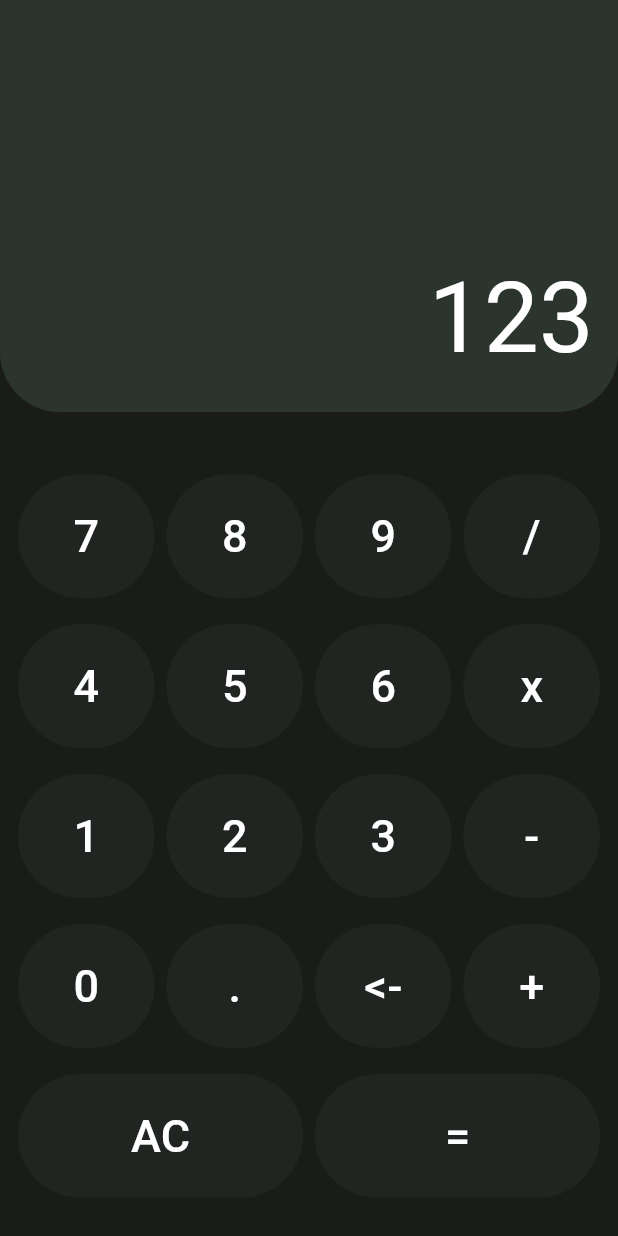
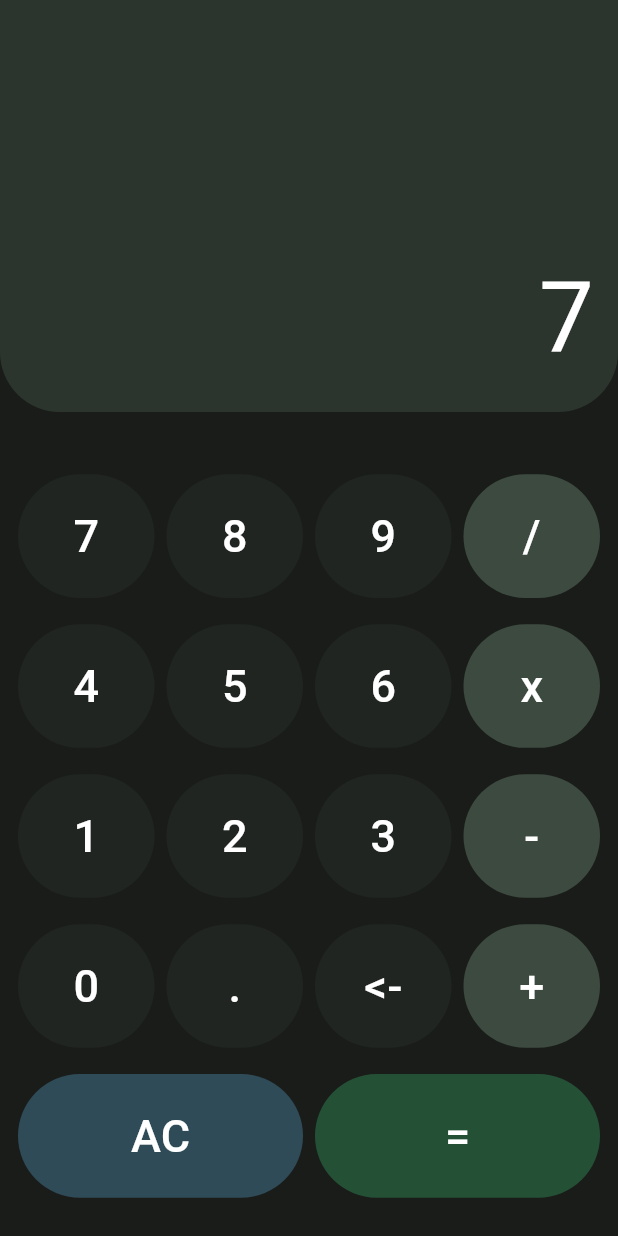
Before and after one commit to fr4nsgallegos/recetasappg13, a Flutter app: the screen it shows after launch, after a tap on an icon or button, on a phone screen of 412 x 824 dp. Run offline on Flutter 3.47's test engine with Material 3 defaults, Android fonts, the phone set to English and light mode, and no system bars; our stand-ins replace go_router.

Commit message:
logica de calculadora

```diff
--- a/lib/pages/calculator/button_widget.dart
+++ b/lib/pages/calculator/button_widget.dart
@@ -2,27 +2,24 @@ import 'package:flutter/material.dart';
 
 class ButtonWidget extends StatelessWidget {
   String texto;
+  Color color;
+  VoidCallback funcion;
 
-  ButtonWidget(this.texto, {super.key});
+  ButtonWidget(this.texto, this.color, this.funcion, {super.key});
 
   @override
   Widget build(BuildContext context) {
-    return Expanded(
-      child: OutlinedButton(
+    return OutlinedButton(
       style: OutlinedButton.styleFrom(
-          backgroundColor: Color(0xff202521),
+        backgroundColor: color,
         side: BorderSide.none,
       ),
-        onPressed: () {},
+      onPressed: funcion,
       child: Container(
         alignment: Alignment.center,
         height: MediaQuery.of(context).size.height / 10,
         // width: MediaQuery.of(context).size.width / 8,
-          child: Text(
-            texto,
-            style: TextStyle(color: Colors.white, fontSize: 30),
-          ),
-        ),
+        child: Text(texto, style: TextStyle(color: Colors.white, fontSize: 30)),
       ),
     );
   }
--- a/lib/pages/calculator/calculator_page.dart
+++ b/lib/pages/calculator/calculator_page.dart
@@ -2,8 +2,118 @@ import 'package:flutter/material.dart';
 import 'package:recetasappg13/pages/calculator/button_model.dart';
 import 'package:recetasappg13/pages/calculator/button_widget.dart';
 
-class CalculatorPage extends StatelessWidget {
-  const CalculatorPage({super.key});
+class CalculatorPage extends StatefulWidget {
+  @override
+  State<CalculatorPage> createState() => _CalculatorPageState();
+}
+
+class _CalculatorPageState extends State<CalculatorPage> {
+  String input = ""; //lo que voy ingresando
+  String output = ""; //resultado
+  String operador = "";
+
+  double num1 = 0.0;
+  double num2 = 0.0;
+
+  void buttonPressed(String textButton) {
+    if (textButton == ".") {
+      buttonDecimal();
+    } else if (textButton == "AC") {
+      buttonAC();
+    } else if (textButton == "+" ||
+        textButton == "-" ||
+        textButton == "x" ||
+        textButton == "/") {
+      if (operador == "" && input.isNotEmpty) {
+        num1 = double.parse(input);
+        operador = textButton;
+        input = "0";
+      }
+    } else if (textButton == "=") {
+      num2 = double.parse(input);
+      funcionIgual();
+      num1 = num2 = 0.0;
+      operador = "";
+      input = output; //realizo esto para ver el resultado en pantalla
+    } else if (textButton == "<-") {
+      deleteDigito();
+    } else {
+      buttonNumberPressed(textButton);
+    }
+    output = input;
+    setState(() {});
+  }
+
+  void deleteDigito() {
+    output.length != 0 ? input = input.substring(0, input.length - 1) : "0";
+  }
+
+  void funcionIgual() {
+    switch (operador) {
+      case "+":
+        output = (num1 + num2).toString();
+      case "-":
+        output = (num1 - num2).toString();
+      case "x":
+        output = (num1 * num2).toString();
+      case "/":
+        output = (num1 / num2).toString();
+      default:
+        break;
+    }
+  }
+
+  void buttonNumberPressed(String number) {
+    // input != "0"
+    //     ? input = input + number
+    //     : input = number; //lógica para el 0 delante
+
+    input != "0"
+        ? input += number
+        : number == "."
+        ? input += number
+        : input = number;
+  }
+
+  void buttonDecimal() {
+    if (!input.contains(".")) {
+      // input = input + ".";
+      input += ".";
+    }
+  }
+
+  void buttonAC() {
+    input = "0";
+  }
+
+  List<ButtonModel> fila1 = [
+    ButtonModel(texto: "7"),
+    ButtonModel(texto: "8"),
+    ButtonModel(texto: "9"),
+    ButtonModel(texto: "/", color: Color(0xff3C4A40)),
+  ];
+  List<ButtonModel> fila2 = [
+    ButtonModel(texto: "4"),
+    ButtonModel(texto: "5"),
+    ButtonModel(texto: "6"),
+    ButtonModel(texto: "x", color: Color(0xff3C4A40)),
+  ];
+  List<ButtonModel> fila3 = [
+    ButtonModel(texto: "1"),
+    ButtonModel(texto: "2"),
+    ButtonModel(texto: "3"),
+    ButtonModel(texto: "-", color: Color(0xff3C4A40)),
+  ];
+  List<ButtonModel> fila4 = [
+    ButtonModel(texto: "0"),
+    ButtonModel(texto: "."),
+    ButtonModel(texto: "<-"),
+    ButtonModel(texto: "+", color: Color(0xff3C4A40)),
+  ];
+  List<ButtonModel> fila5 = [
+    ButtonModel(texto: "AC", color: Color(0xff2F4B57)),
+    ButtonModel(texto: "=", color: Color(0xff245136)),
+  ];
 
   Widget _buildRowButton(List<ButtonModel> lista) {
     return Row(
@@ -12,7 +122,9 @@ class CalculatorPage extends StatelessWidget {
             (elemento) => Expanded(
               child: Padding(
                 padding: const EdgeInsets.symmetric(horizontal: 4),
-                child: ButtonWidget(elemento.texto),
+                child: ButtonWidget(elemento.texto, elemento.color, () {
+                  buttonPressed(elemento.texto);
+                }),
               ),
             ),
           )
@@ -39,7 +151,7 @@ class CalculatorPage extends StatelessWidget {
               ),
             ),
             child: Text(
-              "123",
+              output,
               style: TextStyle(color: Colors.white, fontSize: 65),
             ),
           ),
```
Also changed, not shown: lib/pages/calculator/button_model.dart (+2 -32 lines). Lines whose indentation alone changed are shown as unchanged.
